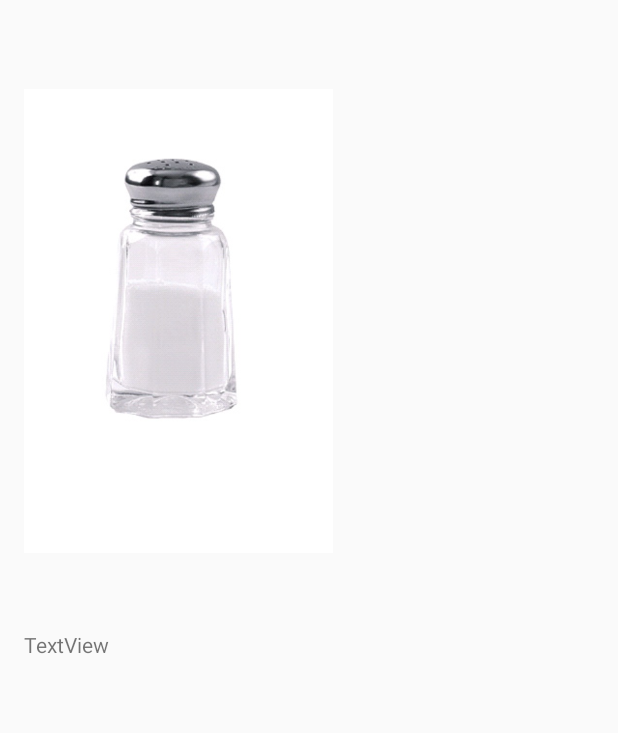
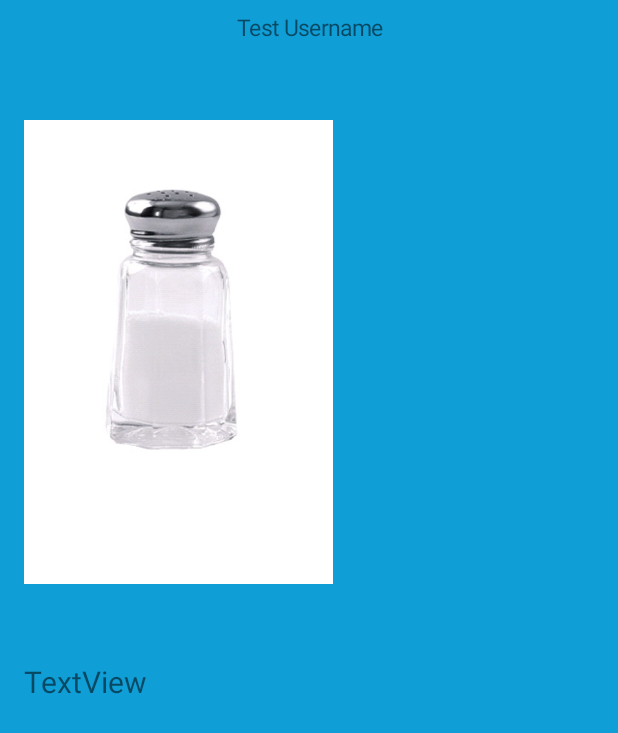
Before and after one commit to nathanielballinger/ShakeTilYouDrop, an Android app: the screen it shows after launch (MainActivity), on a phone screen of 412 x 824 dp. Shown: the top 733 px of the screen. Run offline under Robolectric (Android 15) with nearby library versions, the phone set to English and light mode, and no system bars.

Commit message:
Added username, changed background color

```diff
--- a/ShakeTilYouDrop/app/src/main/java/nb8384/cs371m/shaketilyoudrop/MainActivity.java
+++ b/ShakeTilYouDrop/app/src/main/java/nb8384/cs371m/shaketilyoudrop/MainActivity.java
@@ -9,6 +9,7 @@ import android.support.v7.widget.Toolbar;
 import android.os.Bundle;
 import android.util.DisplayMetrics;
 import android.util.Log;
+import android.util.TypedValue;
 import android.widget.ImageView;
 import android.widget.TextView;
 import android.widget.Toast;
@@ -19,7 +20,8 @@ public class MainActivity extends AppCompatActivity implements ShakeListener.OnS
     private Sensor motionSensor;
     private ShakeListener shakeListener;
     private UIState uiState;
-    Toolbar toolbar;
+    String username = "Test Username"; //Dummy Username!!!!!!! Change later
+    TextView userText;
     ImageView shaker;
 
     DisplayMetrics dimensions;
@@ -35,9 +37,13 @@ public class MainActivity extends AppCompatActivity implements ShakeListener.OnS
         int screenHeight = dimensions.heightPixels;
         int screenWidth = dimensions.widthPixels;
 
+        int userSize = (int) (screenWidth * 0.025);
+        userText = (TextView) findViewById(R.id.userText);
+        userText.setTextSize(TypedValue.COMPLEX_UNIT_SP, userSize);
+        userText.setText(username);
+
         int shakerHeight = (int) (screenHeight * 0.5);
         int shakerWidgth = (int) (screenWidth * 0.5);
-
         shaker = (ImageView) findViewById(R.id.shakerView);
         shaker.getLayoutParams().height = shakerHeight;
         shaker.getLayoutParams().width = shakerWidgth;
--- a/ShakeTilYouDrop/app/src/main/res/layout/activity_main.xml
+++ b/ShakeTilYouDrop/app/src/main/res/layout/activity_main.xml
@@ -9,22 +9,33 @@
     android:paddingLeft="@dimen/activity_horizontal_margin"
     android:paddingRight="@dimen/activity_horizontal_margin"
     android:paddingTop="@dimen/activity_vertical_margin"
+    android:background="#109ED7"
     tools:context="nb8384.cs371m.shaketilyoudrop.MainActivity">
+
+    <TextView
+        android:layout_width="wrap_content"
+        android:layout_height="wrap_content"
+        android:layout_alignParentLeft="true"
+        android:layout_alignParentRight="true"
+        android:layout_alignParentTop="true"
+        android:id="@+id/userText"
+        android:textAlignment="center"/>
 
     <ImageView
         android:layout_width="wrap_content"
         android:layout_height="wrap_content"
         android:id="@+id/shakerView"
         android:src="@drawable/salt"
-        android:layout_alignParentTop="true"
         android:layout_alignParentLeft="true"
-        android:layout_alignParentStart="true"/>
+        android:layout_alignParentStart="true"
+        android:layout_below="@+id/userText"/>
 
     <TextView
         android:text="TextView"
         android:layout_width="wrap_content"
         android:layout_height="wrap_content"
         android:id="@+id/numShakesText"
+        android:textSize="20dp"
         android:layout_below="@id/shakerView"/>
 
 
```
